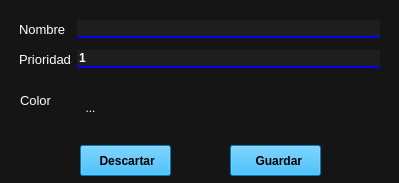
The window that vistas/crearCategoria.ui (SergioR29/TurismoPlanning-Desktop) describes before a commit, drawn with Qt 5.
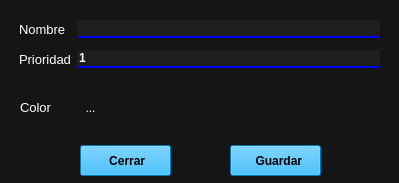
The same window after the commit. Icons and pictures are not drawn.

Diff of the .ui file:
```diff
--- a/vistas/crearCategoria.ui
+++ b/vistas/crearCategoria.ui
@@ -168,11 +168,17 @@
 background-color: rgb(0, 170, 255);</string>
    </property>
    <property name="text">
-    <string> Descartar</string>
+    <string> Cerrar</string>
    </property>
    <property name="icon">
     <iconset>
-     <normaloff>../recursos/iconos/ic_descartar.png</normaloff>../recursos/iconos/ic_descartar.png</iconset>
+     <normaloff>../recursos/iconos/cerrar.png</normaloff>../recursos/iconos/cerrar.png</iconset>
+   </property>
+   <property name="iconSize">
+    <size>
+     <width>20</width>
+     <height>20</height>
+    </size>
    </property>
   </widget>
   <widget class="QPushButton" name="guardarCategoria">
@@ -239,7 +245,7 @@
      <x>20</x>
      <y>92</y>
      <width>51</width>
-     <height>16</height>
+     <height>31</height>
     </rect>
    </property>
    <property name="font">
```
Left out of the diff: 7 changed lines with no effect on the pictures.
